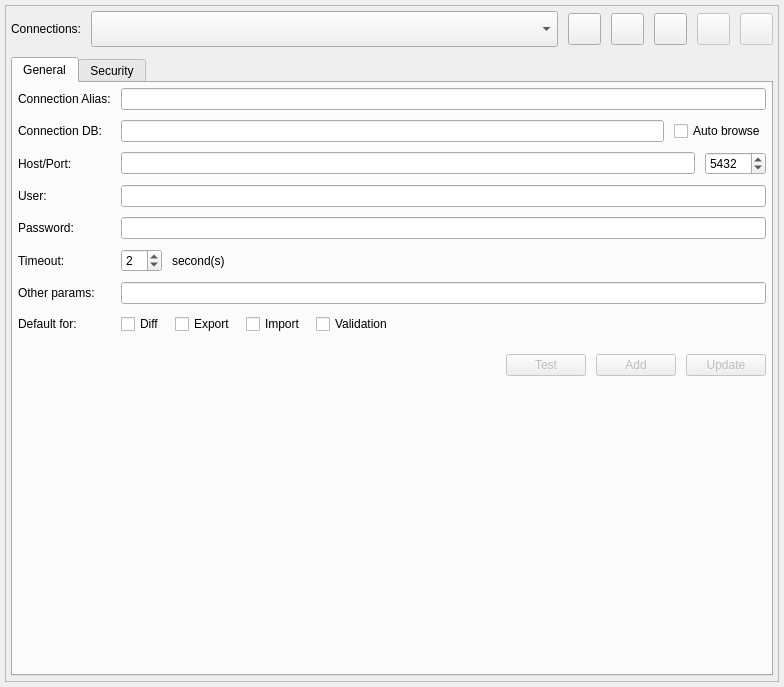
First picture: the form in libs/libgui/ui/settings/connectionsconfigwidget.ui, repository pgmodeler/pgmodeler, before the edit.
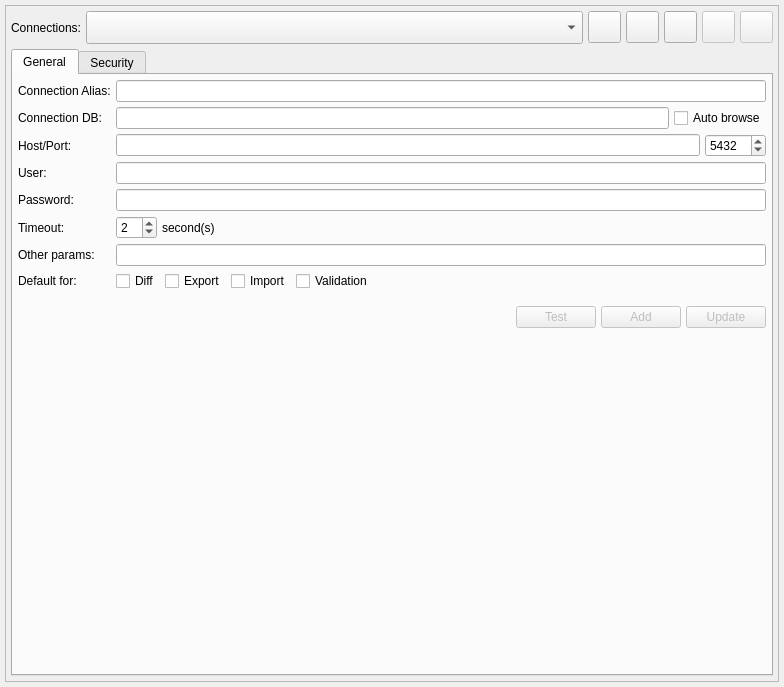
Second picture: the form after the edit. Icons and pictures are not drawn.

Commit message: Adjusted the layout spacing/margins in ui/dbobjects/*

The edit to the form file:
```diff
--- a/libs/libgui/ui/settings/connectionsconfigwidget.ui
+++ b/libs/libgui/ui/settings/connectionsconfigwidget.ui
@@ -26,6 +26,9 @@
    <property name="bottomMargin">
     <number>5</number>
    </property>
+   <property name="spacing">
+    <number>5</number>
+   </property>
    <item row="0" column="0">
     <widget class="QFrame" name="frame">
      <property name="minimumSize">
@@ -54,7 +57,7 @@
        <number>5</number>
       </property>
       <property name="spacing">
-       <number>10</number>
+       <number>5</number>
       </property>
       <item row="0" column="0">
        <widget class="QLabel" name="connections_lbl">
@@ -72,7 +75,7 @@
       <item row="0" column="1">
        <layout class="QHBoxLayout" name="horizontalLayout_6">
         <property name="spacing">
-         <number>10</number>
+         <number>5</number>
         </property>
         <item>
          <widget class="QComboBox" name="connections_cmb">
@@ -90,8 +93,8 @@
           </property>
           <property name="iconSize">
            <size>
-            <width>28</width>
-            <height>28</height>
+            <width>25</width>
+            <height>25</height>
            </size>
           </property>
          </widget>
@@ -236,7 +239,7 @@
            <number>5</number>
           </property>
           <property name="spacing">
-           <number>10</number>
+           <number>5</number>
           </property>
           <item row="5" column="0">
            <widget class="QLabel" name="timeout_lbl">
@@ -254,7 +257,7 @@
           <item row="9" column="0" colspan="2">
            <layout class="QHBoxLayout" name="horizontalLayout_2">
             <property name="spacing">
-             <number>10</number>
+             <number>5</number>
             </property>
             <item>
              <spacer name="horizontalSpacer">
@@ -382,6 +385,9 @@
           </item>
           <item row="2" column="1">
            <layout class="QHBoxLayout" name="horizontalLayout">
+            <property name="spacing">
+             <number>5</number>
+            </property>
             <item>
              <widget class="QLineEdit" name="host_edt">
               <property name="minimumSize">
@@ -528,6 +534,9 @@
           </item>
           <item row="6" column="1">
            <layout class="QHBoxLayout" name="horizontalLayout_9">
+            <property name="spacing">
+             <number>5</number>
+            </property>
             <item>
              <widget class="QLineEdit" name="other_params_edt">
               <property name="toolTip">
@@ -545,6 +554,9 @@
           </item>
           <item row="5" column="1">
            <layout class="QHBoxLayout" name="horizontalLayout_7">
+            <property name="spacing">
+             <number>5</number>
+            </property>
             <item>
              <widget class="QSpinBox" name="timeout_sbp">
               <property name="value">
@@ -586,7 +598,7 @@
           <item row="7" column="1">
            <layout class="QHBoxLayout" name="horizontalLayout_5">
             <property name="spacing">
-             <number>10</number>
+             <number>5</number>
             </property>
             <item>
              <widget class="QCheckBox" name="diff_chk">
@@ -636,6 +648,9 @@
           </item>
           <item row="1" column="1">
            <layout class="QHBoxLayout" name="horizontalLayout_4">
+            <property name="spacing">
+             <number>5</number>
+            </property>
             <item>
              <widget class="QLineEdit" name="conn_db_edt">
               <property name="sizePolicy">
```
Left out of the diff: 7 changed lines with no effect on the pictures. The commit also changes 53 other files.
